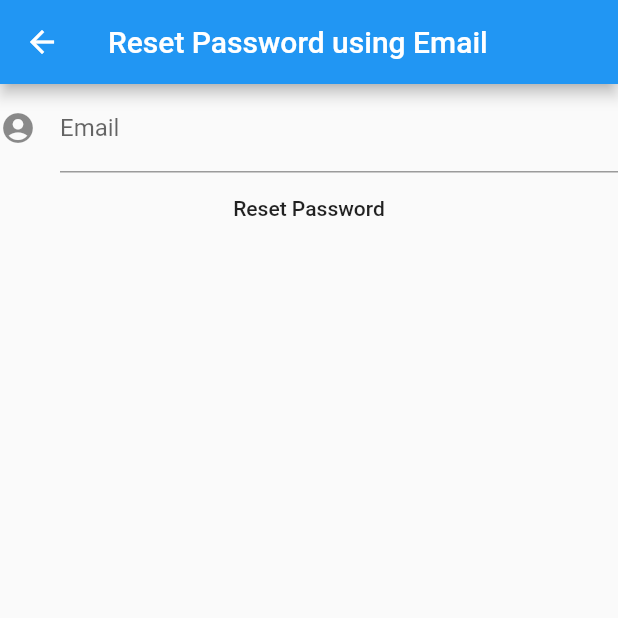
After one commit to AnJaeSeongS2/flutter-tutorial, a Flutter app: the screen it shows after launch, after a tap on "Forgot Password?", on a phone screen of 412 x 824 dp, the top half of it. The commit adds this screen. Run offline on Flutter 3.47's test engine with Material 2 defaults, Android fonts, the phone set to English and light mode, and no system bars; our stand-ins replace firebase_auth, firebase_core; accounts and stored records are empty.

Commit message:
[auth-page] firebase sdk on ios 정상 배포 가능한 것 확인. reset password 페이지 제작. - 추가 이슈: ios simulator 12.5 로 진행시 cpu 100% 라 ide작업을 할 수 없음. android는 적당히 할만은 함.

```diff
--- a/lib/screens/AuthPage.dart
+++ b/lib/screens/AuthPage.dart
@@ -2,6 +2,7 @@ import 'package:firebase_auth/firebase_auth.dart';
 import 'package:flutter/material.dart';
 import 'package:hello_world/data/JoinOrLogin.dart';
 import 'package:hello_world/helper/AuthPageBackground.dart';
+import 'package:hello_world/screens/ForgetPassword.dart';
 import 'package:provider/provider.dart';
 
 import 'MainPage.dart';
@@ -116,7 +117,10 @@ class AuthPage extends StatelessWidget {
                   Consumer<JoinOrLogin>(
                     builder: (context, value, child) => Opacity(
                       opacity: value.isJoin ? 0 : 1,
-                      child: Text("Forgot Password"),
+                      child: GestureDetector(
+                        onTap: value.isJoin ? null : () => _goToForgetPassword(context),
+                        child: Text("Forgot Password?"),
+                      ),
                     ),
                   ),
                 ],
@@ -125,6 +129,15 @@ class AuthPage extends StatelessWidget {
           ),
         ),
       );
+
+  _goToForgetPassword(BuildContext context) {
+    Navigator.push(
+      context,
+      MaterialPageRoute(
+        builder: (context) => ForgetPassword(),
+      ),
+    );
+  }
 
   Widget _authButton(Size size) => Positioned(
         left: size.width * 0.15,
--- /dev/null
+++ b/lib/screens/ForgetPassword.dart
@@ -0,0 +1,53 @@
+import 'package:firebase_auth/firebase_auth.dart';
+import 'package:flutter/material.dart';
+
+class ForgetPassword extends StatefulWidget {
+  const ForgetPassword({Key? key}) : super(key: key);
+
+  @override
+  _ForgetPasswordState createState() => _ForgetPasswordState();
+}
+
+class _ForgetPasswordState extends State<ForgetPassword> {
+  final GlobalKey<FormState> _formKey = GlobalKey<FormState>();
+  final TextEditingController _emailController = TextEditingController();
+
+  @override
+  Widget build(BuildContext context) {
+    return Scaffold(
+      appBar: AppBar(
+        title: Text("Reset Password using Email"),
+      ),
+      body: Form(
+        key: _formKey,
+        child: Column(
+          children: <Widget>[
+            TextFormField(
+              controller: _emailController,
+              decoration: InputDecoration(
+                icon: Icon(Icons.account_circle),
+                labelText: "Email",
+              ),
+              validator: (String? value) {
+                if (value == null || value.isEmpty) {
+                  return "Please Input correct Email.";
+                }
+                return null;
+              },
+            ),
+            FlatButton(
+              onPressed: () async {
+                await FirebaseAuth.instance.sendPasswordResetEmail(email: _emailController.text);
+                final snackBar = SnackBar(
+                  content: Text("Check your Email for Password Reset."),
+                );
+                Scaffold.of(_formKey.currentContext!).showSnackBar(snackBar);
+              },
+              child: Text("Reset Password"),
+            )
+          ],
+        ),
+      ),
+    );
+  }
+}
--- a/pubspec.yaml
+++ b/pubspec.yaml
@@ -31,6 +31,7 @@ dependencies:
   provider: ^5.0.0
   firebase_core: ^1.4.0
   firebase_auth: ^3.0.1
+  firebase_analytics: ^8.2.0
 
 dev_dependencies:
   flutter_test:
```
Also changed, not shown: docs/images/20210721-more-prev/android-home.png (renamed from docs/images/android-home.png), docs/images/20210721-more-prev/auth-page-20210720.png (renamed from docs/images/auth-page-20210720.png), docs/images/20210721-more-prev/auth-page-20210721.png (renamed from docs/images/auth-page-20210721.png), docs/images/20210721-more-prev/ios-home.png (renamed from docs/images/ios-home.png), docs/images/20210722/reset-password-on-email.jpeg (added), docs/images/20210722/reset-password.png (added), pubspec.lock, 6 other files.
